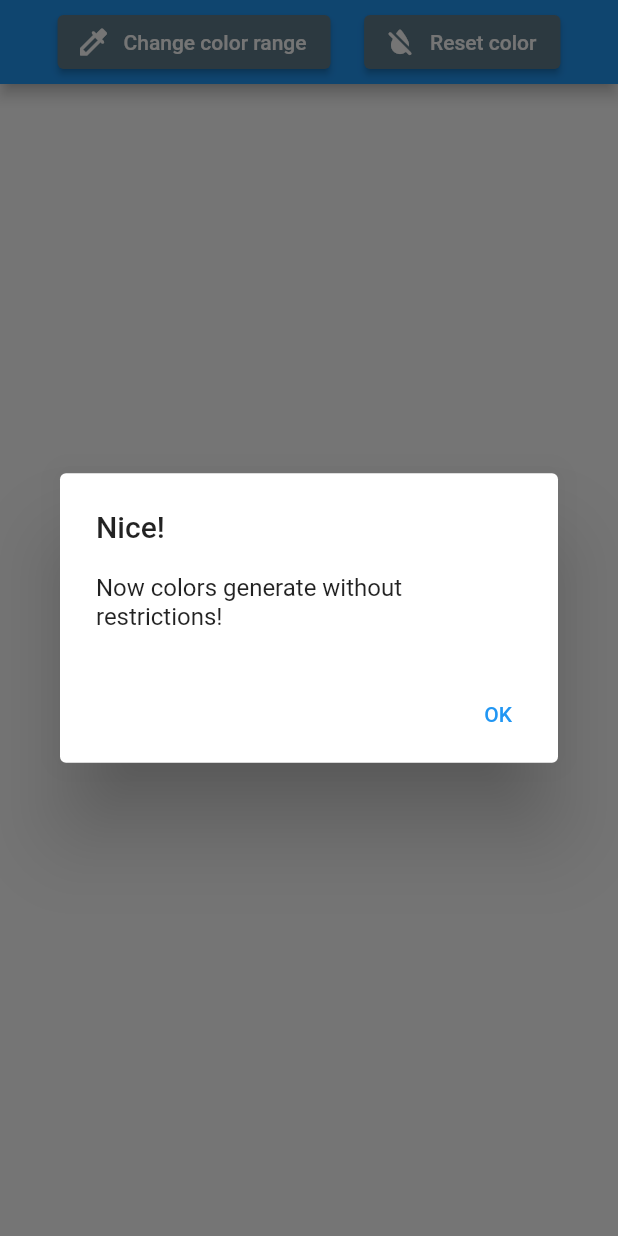
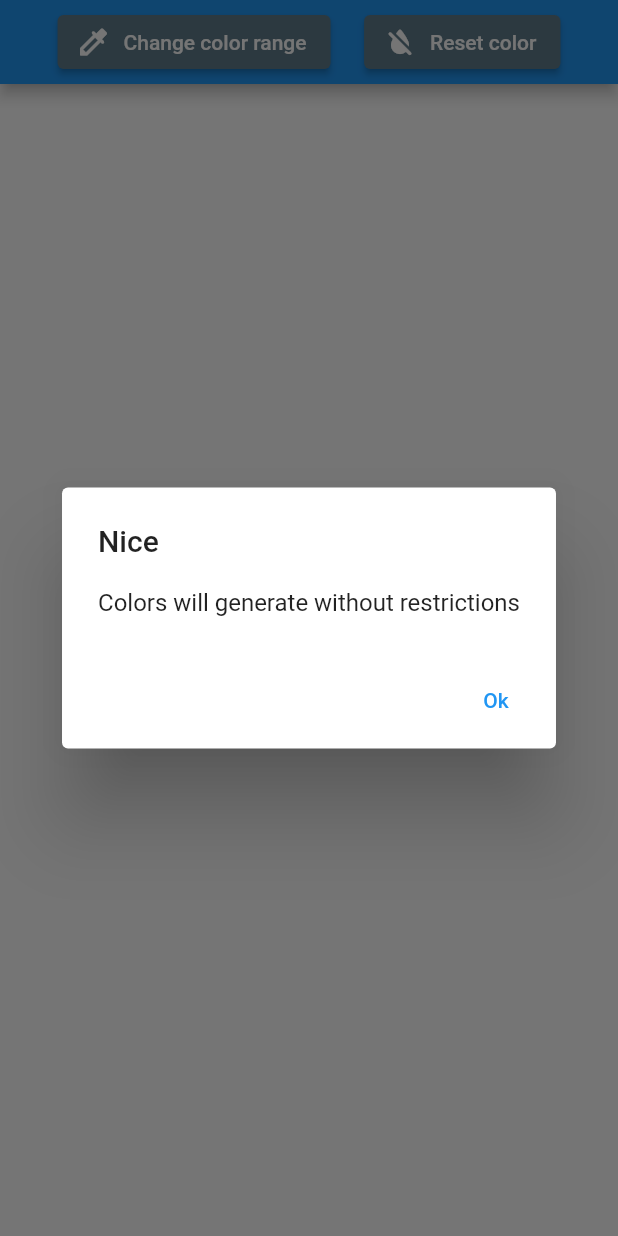
Before and after one commit to CalculusEnjoyer/solid_software_test_task, a Flutter app: the screen it shows after launch, after a tap on "Reset color", on a phone screen of 412 x 824 dp. Run offline on Flutter 3.47's test engine with Material 2 defaults, Android fonts, the phone set to English and light mode, and no system bars; our stand-ins replace flutter_colorpicker.

Commit message:
Clean code and fix bug with overflow

```diff
--- a/lib/main.dart
+++ b/lib/main.dart
@@ -1,13 +1,9 @@
 import 'package:flutter/material.dart';
 import 'package:solid_software_test_task/pages/home/home_page.dart';
+import 'package:solid_software_test_task/utils/random_numbers_generator/my_fibonacci_random/my_fibonacci_random.dart';
+import 'package:solid_software_test_task/utils/random_numbers_generator/my_random.dart';
 
 void main() {
-  // // Random r = Random();
-  // // MyRandom random = MyFibonacciRandom();
-  // // for (int i = 0; i< 100; i++){
-  // //   print(random.getNextDouble());
-  // // }
-  // ColorGenerator colorGenerator = ColorGenerator(randomGenerator: MyFibonacciRandom());
-  runApp(MaterialApp(
-      home: MyHomePage()));
+  runApp(const MaterialApp(
+      home: HomePage(),),);
 }
--- a/lib/pages/home/home_page.dart
+++ b/lib/pages/home/home_page.dart
@@ -1,26 +1,26 @@
 import 'package:flutter/material.dart';
 import 'package:flutter_colorpicker/flutter_colorpicker.dart';
-import 'package:solid_software_test_task/utils/color_generator.dart';
-import 'package:solid_software_test_task/utils/color_processor.dart';
+import 'package:solid_software_test_task/utils/colors/color_generator.dart';
+import 'package:solid_software_test_task/utils/colors/color_processor.dart';
+import 'package:solid_software_test_task/utils/random_numbers_generator/my_fibonacci_random/my_fibonacci_random.dart';
 
-import '../../utils/random_numbers_generator/my_fibonacci_random/my_fibonacci_random.dart';
-
-class MyHomePage extends StatefulWidget {
-  const MyHomePage({super.key});
+class HomePage extends StatefulWidget {
+  const HomePage({super.key});
 
   @override
-  State<MyHomePage> createState() => _MyHomePageState();
+  State<HomePage> createState() => _HomePageState();
 }
 
-class _MyHomePageState extends State<MyHomePage> {
+class _HomePageState extends State<HomePage> {
   Color backGroundColor = Colors.white;
   Color textBackGroundColor = Colors.white;
   Color textColor = Colors.black;
-  Color? selectedColor;
+  final double _defaultLightnessCoefficient = 0.6;
   final int defaultFirstSeed = 0xFd31FDA;
   final int defaultSecondSeed = 0xF2dCa213;
   final int defaultMultiplier = 0x989680;
   ColorGenerator? colorGenerator;
+  Color? selectedColor;
 
   @override
   void initState() {
@@ -32,17 +32,17 @@ class _MyHomePageState extends State<MyHomePage> {
       _initializeColorGenerator(defaultFirstSeed, defaultSecondSeed);
     }
 
-    // TODO change order
     setState(() {
-      if (selectedColor == null) {
+      if (selectedColor != null) {
+        backGroundColor = ColorProcessor.changeLightness(
+          colorGenerator!.randomGenerator.getNextDouble(),
+          selectedColor!,
+        );
+      } else {
         backGroundColor =
             colorGenerator!.generateColor(0, ColorGenerator.maxColorRange);
-      } else {
-        backGroundColor = ColorProcessor.changeDarkness(
-            colorGenerator!.randomGenerator.getNextDouble(), selectedColor!);
       }
-      textBackGroundColor = ColorProcessor.changeDarkness(0.6, backGroundColor);
-      textColor = _getTextColorForBackground(textBackGroundColor);
+      _updateTextColor();
     });
   }
 
@@ -50,50 +50,18 @@ class _MyHomePageState extends State<MyHomePage> {
     colorGenerator = ColorGenerator(MyFibonacciRandom(firstSeed, secondSeed));
   }
 
-  Color _getTextColorForBackground(Color backgroundColor) {
-    if (ThemeData.estimateBrightnessForColor(backgroundColor) ==
-        Brightness.dark) {
-      return Colors.white;
-    }
-    return Colors.black;
+  void _updateTextColor() {
+    setState(() {
+      textBackGroundColor = ColorProcessor.changeLightness(
+        _defaultLightnessCoefficient,
+        backGroundColor,
+      );
+      textColor = ColorProcessor.getColorLightness(textBackGroundColor);
+    });
   }
 
-  void _changeColor(Color color) {
+  void _changeSelectedColor(Color color) {
     setState(() => selectedColor = color);
-  }
-
-  void _initializeColorPicker() {
-    showDialog(
-      context: context,
-      builder: (context) {
-        return AlertDialog(
-          title: const Text('Pick a color!'),
-          content: SingleChildScrollView(
-            child: ColorPicker(
-              pickerColor: backGroundColor,
-              onColorChanged: _changeColor,
-            ),
-          ),
-          actions: <Widget>[
-            ElevatedButton(
-              child: const Text('Got it'),
-              onPressed: () {
-                if (selectedColor != null) {
-                  setState(() {
-                    backGroundColor = selectedColor!;
-                    textBackGroundColor =
-                        ColorProcessor.changeDarkness(0.6, backGroundColor);
-                  });
-                } else {
-                  selectedColor = backGroundColor;
-                }
-                Navigator.of(context).pop();
-              },
-            ),
-          ],
-        );
-      },
-    );
   }
 
   void _resetSelectedColor() {
@@ -110,9 +78,8 @@ class _MyHomePageState extends State<MyHomePage> {
           mainAxisAlignment: MainAxisAlignment.spaceEvenly,
           children: <Widget>[
             ElevatedButton.icon(
-                style:
-                    ElevatedButton.styleFrom(backgroundColor: Colors.blueGrey),
-                icon: Icon(
+              style: ElevatedButton.styleFrom(backgroundColor: Colors.blueGrey),
+              icon: const Icon(
                 Icons.colorize_rounded,
                 color: Colors.white,
               ),
@@ -122,9 +89,8 @@ class _MyHomePageState extends State<MyHomePage> {
               },
             ),
             ElevatedButton.icon(
-                style:
-                    ElevatedButton.styleFrom(backgroundColor: Colors.blueGrey),
-                icon: Icon(
+              style: ElevatedButton.styleFrom(backgroundColor: Colors.blueGrey),
+              icon: const Icon(
                 Icons.format_color_reset_rounded,
                 color: Colors.white,
               ),
@@ -132,33 +98,21 @@ class _MyHomePageState extends State<MyHomePage> {
               onPressed: () {
                 _resetSelectedColor();
 
-                  Widget okButton = TextButton(
-                    child: Text("OK"),
-                    onPressed: () {
-                      Navigator.pop(context);
-                    },
-                  );
-
-                  // set up the AlertDialog
-                  AlertDialog alert = AlertDialog(
-                    title: Text("Nice!"),
-                    content: const Text(
-                        "Now colors generate without restrictions! "),
-                    actions: [
-                      okButton,
-                    ],
-                  );
-
-                  // show the dialog
-                  showDialog(
+                showDialog<AlertDialog>(
                   context: context,
                   builder: (BuildContext context) {
-                      return alert;
+                    return _buildAlertDialog(
+                      label: 'Nice',
+                      text: 'Colors will generate without restrictions',
+                      buttonText: 'Ok',
+                    );
                   },
                 );
               },
             ),
-            ])),
+          ],
+        ),
+      ),
       backgroundColor: backGroundColor,
       body: GestureDetector(
         behavior: HitTestBehavior.opaque,
@@ -167,7 +121,8 @@ class _MyHomePageState extends State<MyHomePage> {
             final tapPosition = details.globalPosition;
             _initializeColorGenerator(
               (tapPosition.dx * defaultMultiplier).toInt(),
-                  (tapPosition.dy.toInt() * defaultMultiplier).toInt());
+              (tapPosition.dy.toInt() * defaultMultiplier).toInt(),
+            );
           }
           _changeBackGroundColorRandomly();
         },
@@ -175,18 +130,80 @@ class _MyHomePageState extends State<MyHomePage> {
           child: Column(
             mainAxisAlignment: MainAxisAlignment.center,
             children: <Widget>[
-                Text('Hey there',
+              Text(
+                'Hey there',
                 style: TextStyle(
                   fontWeight: FontWeight.bold,
-                        fontSize: 20,
+                  fontSize: 40,
                   background: Paint()
-                          ..strokeWidth = 25.0
+                    ..strokeWidth = 50.0
                     ..color = textBackGroundColor
                     ..style = PaintingStyle.stroke
-                          ..strokeJoin = StrokeJoin.round))
+                    ..strokeJoin = StrokeJoin.round,
+                ),
+              )
             ],
           ),
         ),
-        ));
+      ),
+    );
+  }
+
+  AlertDialog _buildAlertDialog({
+    required String label,
+    required String text,
+    required String buttonText,
+  }) {
+    final Widget okButton = TextButton(
+      child: Text(buttonText),
+      onPressed: () {
+        Navigator.pop(context);
+      },
+    );
+
+    final AlertDialog alert = AlertDialog(
+      title: Text(label),
+      content: Text(text),
+      actions: [
+        okButton,
+      ],
+    );
+
+    return alert;
+  }
+
+  void _initializeColorPicker() {
+    showDialog <AlertDialog>(
+      context: context,
+      builder: (context) {
+        return AlertDialog(
+          title: const Text(
+            'Pick a color! It will generate only shades of that color.',
+          ),
+          content: SingleChildScrollView(
+            child: ColorPicker(
+              pickerColor: backGroundColor,
+              onColorChanged: _changeSelectedColor,
+            ),
+          ),
+          actions: <Widget>[
+            ElevatedButton(
+              child: const Text('Got it'),
+              onPressed: () {
+                if (selectedColor != null) {
+                  setState(() {
+                    backGroundColor = selectedColor!;
+                    _updateTextColor();
+                  });
+                } else {
+                  selectedColor = backGroundColor;
+                }
+                Navigator.of(context).pop();
+              },
+            ),
+          ],
+        );
+      },
+    );
   }
 }
--- a/lib/utils/random_numbers_generator/my_fibonacci_random/my_fibonacci_random.dart
+++ b/lib/utils/random_numbers_generator/my_fibonacci_random/my_fibonacci_random.dart
@@ -1,25 +1,16 @@
-import '../my_random.dart';
+import 'package:solid_software_test_task/utils/random_numbers_generator/my_random.dart';
 
-class MyFibonacciRandom implements MyRandom {
+class MyFibonacciRandom extends MyRandom {
   int _firstNumber;
   int _secondNumber;
 
   MyFibonacciRandom([this._firstNumber = 1, this._secondNumber = 1]);
 
   @override
-  double getNextDouble() {
-    double result = getNextInt(MyRandom.maxInt).toDouble();
-    while (result >= 1.0) {
-      result /= 10;
-    }
-    return result;
-  }
+  int getNextInt(int max) {
+    final int result = _firstNumber + _secondNumber;
+    _firstNumber = _secondNumber;
 
-  @override
-  int getNextInt(int max) {
-    int result = _firstNumber + _secondNumber;
-    _firstNumber = _secondNumber;
-    _secondNumber = result;
-    return result % max;
+    return _secondNumber = result % max;
   }
 }
--- a/lib/utils/random_numbers_generator/my_random.dart
+++ b/lib/utils/random_numbers_generator/my_random.dart
@@ -2,5 +2,13 @@ abstract class MyRandom {
   static const maxInt = 0x8000000000000000;
 
   int getNextInt(int max);
-  double getNextDouble();
+
+  double getNextDouble() {
+    double result = getNextInt(MyRandom.maxInt).toDouble();
+    while (result >= 1.0) {
+      result /= 10;
+    }
+
+    return result;
+  }
 }
```
Also changed, not shown: lib/utils/color_generator.dart (deleted, +0 -30 lines), lib/utils/colors/color_generator.dart (added, +30 -0 lines), lib/utils/colors/color_processor.dart (renamed from lib/utils/color_processor.dart, +21 -8 lines), lib/utils/random_numbers_generator/my_linear_congruential_random/my_lc_random.dart (+7 -18 lines), pubspec.yaml (+3 -71 lines), pubspec.lock. Lines whose indentation alone changed are shown as unchanged.
